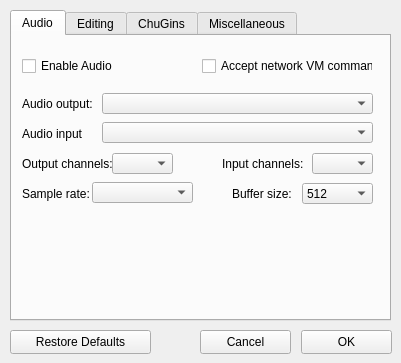
The window that src/qt/mAPreferencesWindow.ui (ccrma/miniAudicle) describes before a commit, drawn with Qt 5.
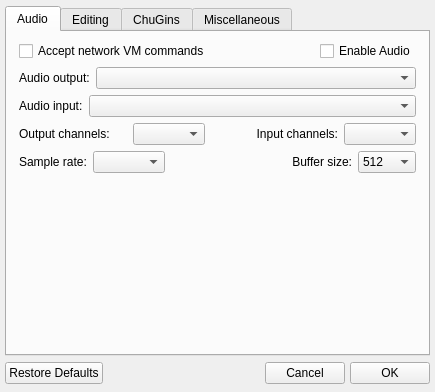
The same window after the commit. The open tabs and pages were chosen to show the change. Icons and pictures are not drawn.

Commit message: sizing constraints for qt pref ui

```diff
--- a/src/qt/mAPreferencesWindow.ui
+++ b/src/qt/mAPreferencesWindow.ui
@@ -6,28 +6,10 @@
    <rect>
     <x>0</x>
     <y>0</y>
-    <width>401</width>
-    <height>363</height>
+    <width>435</width>
+    <height>392</height>
    </rect>
   </property>
-  <property name="sizePolicy">
-   <sizepolicy hsizetype="Fixed" vsizetype="Fixed">
-    <horstretch>0</horstretch>
-    <verstretch>0</verstretch>
-   </sizepolicy>
-  </property>
-  <property name="minimumSize">
-   <size>
-    <width>401</width>
-    <height>363</height>
-   </size>
-  </property>
-  <property name="maximumSize">
-   <size>
-    <width>471</width>
-    <height>410</height>
-   </size>
-  </property>
   <property name="baseSize">
    <size>
     <width>521</width>
@@ -41,175 +23,238 @@
    <iconset resource="miniAudicle.qrc">
     <normaloff>:/icon/miniAudicle.png</normaloff>:/icon/miniAudicle.png</iconset>
   </property>
+  <layout class="QVBoxLayout" name="verticalLayout">
+   <property name="spacing">
+    <number>5</number>
+   </property>
+   <property name="margin">
+    <number>5</number>
+   </property>
+   <item>
   <widget class="QTabWidget" name="tabWidget">
-   <property name="geometry">
-    <rect>
-     <x>10</x>
-     <y>10</y>
-     <width>381</width>
-     <height>311</height>
-    </rect>
+     <property name="minimumSize">
+      <size>
+       <width>425</width>
+       <height>350</height>
+      </size>
+     </property>
+     <property name="maximumSize">
+      <size>
+       <width>425</width>
+       <height>350</height>
+      </size>
    </property>
    <property name="currentIndex">
-    <number>3</number>
+      <number>2</number>
    </property>
    <widget class="QWidget" name="audioTab">
     <attribute name="title">
      <string>Audio</string>
     </attribute>
-    <widget class="QCheckBox" name="enableAudio">
-     <property name="geometry">
-      <rect>
-       <x>10</x>
-       <y>20</y>
-       <width>111</width>
-       <height>20</height>
-      </rect>
-     </property>
-     <property name="text">
-      <string>Enable Audio</string>
-     </property>
-    </widget>
+      <layout class="QVBoxLayout" name="verticalLayout_3">
+       <property name="leftMargin">
+        <number>12</number>
+       </property>
+       <property name="rightMargin">
+        <number>12</number>
+       </property>
+       <property name="bottomMargin">
+        <number>12</number>
+       </property>
+       <item>
+        <layout class="QHBoxLayout" name="horizontalLayout_2" stretch="0,0,0">
+         <item>
     <widget class="QCheckBox" name="enableNetworkVM">
-     <property name="geometry">
-      <rect>
-       <x>190</x>
-       <y>20</y>
-       <width>171</width>
-       <height>20</height>
-      </rect>
-     </property>
      <property name="text">
       <string>Accept network VM commands</string>
      </property>
     </widget>
+         </item>
+         <item>
+          <spacer name="horizontalSpacer_2">
+           <property name="orientation">
+            <enum>Qt::Horizontal</enum>
+           </property>
+           <property name="sizeType">
+            <enum>QSizePolicy::MinimumExpanding</enum>
+           </property>
+           <property name="sizeHint" stdset="0">
+            <size>
+             <width>20</width>
+             <height>20</height>
+            </size>
+           </property>
+          </spacer>
+         </item>
+         <item>
+          <widget class="QCheckBox" name="enableAudio">
+           <property name="text">
+            <string>Enable Audio</string>
+           </property>
+          </widget>
+         </item>
+        </layout>
+       </item>
+       <item>
+        <layout class="QHBoxLayout" name="horizontalLayout_4">
+         <property name="spacing">
+          <number>-1</number>
+         </property>
+         <item>
     <widget class="QLabel" name="label">
-     <property name="geometry">
-      <rect>
-       <x>10</x>
-       <y>60</y>
-       <width>71</width>
-       <height>16</height>
-      </rect>
-     </property>
      <property name="text">
       <string>Audio output:</string>
      </property>
     </widget>
+         </item>
+         <item>
+          <widget class="QComboBox" name="audioOutput">
+           <property name="sizePolicy">
+            <sizepolicy hsizetype="Preferred" vsizetype="Fixed">
+             <horstretch>1</horstretch>
+             <verstretch>0</verstretch>
+            </sizepolicy>
+           </property>
+          </widget>
+         </item>
+        </layout>
+       </item>
+       <item>
+        <layout class="QHBoxLayout" name="horizontalLayout_6">
+         <item>
     <widget class="QLabel" name="label_2">
-     <property name="geometry">
-      <rect>
-       <x>10</x>
-       <y>90</y>
-       <width>61</width>
-       <height>16</height>
-      </rect>
-     </property>
      <property name="text">
       <string>Audio input:</string>
      </property>
     </widget>
+         </item>
+         <item>
+          <widget class="QComboBox" name="audioInput">
+           <property name="sizePolicy">
+            <sizepolicy hsizetype="Preferred" vsizetype="Fixed">
+             <horstretch>1</horstretch>
+             <verstretch>0</verstretch>
+            </sizepolicy>
+           </property>
+          </widget>
+         </item>
+        </layout>
+       </item>
+       <item>
+        <layout class="QHBoxLayout" name="horizontalLayout_7">
+         <item>
     <widget class="QLabel" name="label_3">
-     <property name="geometry">
-      <rect>
-       <x>10</x>
-       <y>120</y>
-       <width>111</width>
-       <height>16</height>
-      </rect>
+           <property name="sizePolicy">
+            <sizepolicy hsizetype="Minimum" vsizetype="Preferred">
+             <horstretch>1</horstretch>
+             <verstretch>0</verstretch>
+            </sizepolicy>
+           </property>
+           <property name="minimumSize">
+            <size>
+             <width>108</width>
+             <height>0</height>
+            </size>
      </property>
      <property name="text">
       <string>Output channels:</string>
      </property>
     </widget>
+         </item>
+         <item>
+          <widget class="QComboBox" name="outputChannels">
+           <property name="maximumSize">
+            <size>
+             <width>100</width>
+             <height>16777215</height>
+            </size>
+           </property>
+          </widget>
+         </item>
+         <item>
+          <spacer name="horizontalSpacer_3">
+           <property name="orientation">
+            <enum>Qt::Horizontal</enum>
+           </property>
+           <property name="sizeHint" stdset="0">
+            <size>
+             <width>20</width>
+             <height>20</height>
+            </size>
+           </property>
+          </spacer>
+         </item>
+         <item>
     <widget class="QLabel" name="label_4">
-     <property name="geometry">
-      <rect>
-       <x>210</x>
-       <y>120</y>
-       <width>81</width>
-       <height>16</height>
-      </rect>
+           <property name="sizePolicy">
+            <sizepolicy hsizetype="Minimum" vsizetype="Preferred">
+             <horstretch>1</horstretch>
+             <verstretch>0</verstretch>
+            </sizepolicy>
+           </property>
+           <property name="minimumSize">
+            <size>
+             <width>100</width>
+             <height>0</height>
+            </size>
      </property>
      <property name="text">
       <string>Input channels:</string>
      </property>
-    </widget>
+           <property name="alignment">
+            <set>Qt::AlignRight|Qt::AlignTrailing|Qt::AlignVCenter</set>
+           </property>
+          </widget>
+         </item>
+         <item>
+          <widget class="QComboBox" name="inputChannels">
+           <property name="maximumSize">
+            <size>
+             <width>100</width>
+             <height>16777215</height>
+            </size>
+           </property>
+          </widget>
+         </item>
+        </layout>
+       </item>
+       <item>
+        <layout class="QHBoxLayout" name="horizontalLayout_8">
+         <item>
     <widget class="QLabel" name="label_5">
-     <property name="geometry">
-      <rect>
-       <x>10</x>
-       <y>150</y>
-       <width>81</width>
-       <height>16</height>
-      </rect>
-     </property>
      <property name="text">
       <string>Sample rate:</string>
      </property>
     </widget>
+         </item>
+         <item>
+          <widget class="QComboBox" name="sampleRate"/>
+         </item>
+         <item>
+          <spacer name="horizontalSpacer_4">
+           <property name="orientation">
+            <enum>Qt::Horizontal</enum>
+           </property>
+           <property name="sizeHint" stdset="0">
+            <size>
+             <width>20</width>
+             <height>20</height>
+            </size>
+           </property>
+          </spacer>
+         </item>
+         <item>
     <widget class="QLabel" name="label_6">
-     <property name="geometry">
-      <rect>
-       <x>220</x>
-       <y>150</y>
-       <width>61</width>
-       <height>16</height>
-      </rect>
-     </property>
      <property name="text">
       <string>Buffer size:</string>
      </property>
-    </widget>
-    <widget class="QComboBox" name="audioOutput">
-     <property name="geometry">
-      <rect>
-       <x>90</x>
-       <y>57</y>
-       <width>271</width>
-       <height>21</height>
-      </rect>
-     </property>
-    </widget>
-    <widget class="QComboBox" name="audioInput">
-     <property name="geometry">
-      <rect>
-       <x>90</x>
-       <y>86</y>
-       <width>271</width>
-       <height>21</height>
-      </rect>
-     </property>
-    </widget>
-    <widget class="QComboBox" name="outputChannels">
-     <property name="geometry">
-      <rect>
-       <x>100</x>
-       <y>117</y>
-       <width>61</width>
-       <height>21</height>
-      </rect>
-     </property>
-    </widget>
-    <widget class="QComboBox" name="inputChannels">
-     <property name="geometry">
-      <rect>
-       <x>300</x>
-       <y>117</y>
-       <width>61</width>
-       <height>21</height>
-      </rect>
-     </property>
-    </widget>
+           <property name="alignment">
+            <set>Qt::AlignRight|Qt::AlignTrailing|Qt::AlignVCenter</set>
+           </property>
+          </widget>
+         </item>
+         <item>
     <widget class="QComboBox" name="bufferSize">
-     <property name="geometry">
-      <rect>
-       <x>290</x>
-       <y>147</y>
-       <width>71</width>
-       <height>21</height>
-      </rect>
-     </property>
      <property name="currentIndex">
       <number>3</number>
      </property>
@@ -244,30 +289,49 @@
       </property>
      </item>
     </widget>
-    <widget class="QComboBox" name="sampleRate">
-     <property name="geometry">
-      <rect>
-       <x>80</x>
-       <y>146</y>
-       <width>101</width>
-       <height>21</height>
-      </rect>
-     </property>
-    </widget>
+         </item>
+        </layout>
+       </item>
+       <item>
+        <spacer name="verticalSpacer">
+         <property name="orientation">
+          <enum>Qt::Vertical</enum>
+         </property>
+         <property name="sizeHint" stdset="0">
+          <size>
+           <width>10</width>
+           <height>10</height>
+          </size>
+         </property>
+        </spacer>
+       </item>
+      </layout>
    </widget>
    <widget class="QWidget" name="editingTab">
     <attribute name="title">
      <string>Editing</string>
     </attribute>
+      <layout class="QVBoxLayout" name="verticalLayout_2">
+       <property name="leftMargin">
+        <number>12</number>
+       </property>
+       <property name="rightMargin">
+        <number>12</number>
+       </property>
+       <property name="bottomMargin">
+        <number>12</number>
+       </property>
+       <item>
+        <layout class="QHBoxLayout" name="horizontalLayout_9">
+         <item>
+          <widget class="QLabel" name="label_7">
+           <property name="text">
+            <string>Editor Font:</string>
+           </property>
+          </widget>
+         </item>
+         <item>
     <widget class="QFontComboBox" name="font">
-     <property name="geometry">
-      <rect>
-       <x>75</x>
-       <y>27</y>
-       <width>201</width>
-       <height>21</height>
-      </rect>
-     </property>
      <property name="currentFont">
       <font>
        <family>Courier New</family>
@@ -275,28 +339,9 @@
       </font>
      </property>
     </widget>
-    <widget class="QLabel" name="label_7">
-     <property name="geometry">
-      <rect>
-       <x>10</x>
-       <y>30</y>
-       <width>81</width>
-       <height>16</height>
-      </rect>
-     </property>
-     <property name="text">
-      <string>Editor Font:</string>
-     </property>
-    </widget>
+         </item>
+         <item>
     <widget class="QSpinBox" name="fontSize">
-     <property name="geometry">
-      <rect>
-       <x>290</x>
-       <y>27</y>
-       <width>57</width>
-       <height>21</height>
-      </rect>
-     </property>
      <property name="minimum">
       <number>8</number>
      </property>
@@ -307,50 +352,64 @@
       <number>10</number>
      </property>
     </widget>
+         </item>
+         <item>
     <widget class="QLabel" name="label_8">
-     <property name="geometry">
-      <rect>
-       <x>350</x>
-       <y>30</y>
-       <width>21</width>
-       <height>16</height>
-      </rect>
-     </property>
      <property name="text">
       <string>pt</string>
      </property>
     </widget>
+         </item>
+        </layout>
+       </item>
+       <item>
     <widget class="QCheckBox" name="enableSyntaxColoring">
-     <property name="geometry">
-      <rect>
-       <x>10</x>
-       <y>60</y>
-       <width>171</width>
-       <height>20</height>
-      </rect>
-     </property>
      <property name="text">
       <string>Enable syntax coloring</string>
      </property>
     </widget>
+       </item>
+       <item>
+        <layout class="QHBoxLayout" name="horizontalLayout_10">
+         <item>
+          <spacer name="horizontalSpacer_6">
+           <property name="orientation">
+            <enum>Qt::Horizontal</enum>
+           </property>
+           <property name="sizeType">
+            <enum>QSizePolicy::Fixed</enum>
+           </property>
+           <property name="sizeHint" stdset="0">
+            <size>
+             <width>20</width>
+             <height>20</height>
+            </size>
+           </property>
+          </spacer>
+         </item>
+         <item>
     <widget class="QComboBox" name="syntaxColoringType">
-     <property name="geometry">
-      <rect>
-       <x>30</x>
-       <y>90</y>
-       <width>151</width>
-       <height>20</height>
-      </rect>
-     </property>
-    </widget>
+           <property name="sizePolicy">
+            <sizepolicy hsizetype="Preferred" vsizetype="Fixed">
+             <horstretch>1</horstretch>
+             <verstretch>0</verstretch>
+            </sizepolicy>
+           </property>
+          </widget>
+         </item>
+         <item>
     <widget class="QPushButton" name="syntaxColoringChangeButton">
-     <property name="geometry">
-      <rect>
-       <x>190</x>
-       <y>89</y>
-       <width>91</width>
-       <height>21</height>
-      </rect>
+           <property name="sizePolicy">
+            <sizepolicy hsizetype="Minimum" vsizetype="Fixed">
+             <horstretch>1</horstretch>
+             <verstretch>0</verstretch>
+            </sizepolicy>
+           </property>
+           <property name="maximumSize">
+            <size>
+             <width>125</width>
+             <height>16777215</height>
+            </size>
      </property>
      <property name="palette">
       <palette>
@@ -393,41 +452,56 @@
       <string/>
      </property>
     </widget>
+         </item>
+         <item>
+          <spacer name="horizontalSpacer_5">
+           <property name="orientation">
+            <enum>Qt::Horizontal</enum>
+           </property>
+           <property name="sizeHint" stdset="0">
+            <size>
+             <width>20</width>
+             <height>20</height>
+            </size>
+           </property>
+          </spacer>
+         </item>
+        </layout>
+       </item>
+       <item>
     <widget class="QCheckBox" name="editorUsesTabs">
-     <property name="geometry">
-      <rect>
-       <x>10</x>
-       <y>130</y>
-       <width>201</width>
-       <height>20</height>
-      </rect>
-     </property>
      <property name="text">
       <string>Editor uses tabs, not spaces</string>
      </property>
     </widget>
+       </item>
+       <item>
+        <layout class="QHBoxLayout" name="horizontalLayout_12">
+         <item>
+          <spacer name="horizontalSpacer_8">
+           <property name="orientation">
+            <enum>Qt::Horizontal</enum>
+           </property>
+           <property name="sizeType">
+            <enum>QSizePolicy::Fixed</enum>
+           </property>
+           <property name="sizeHint" stdset="0">
+            <size>
+             <width>20</width>
+             <height>20</height>
+            </size>
+           </property>
+          </spacer>
+         </item>
+         <item>
     <widget class="QLabel" name="label_9">
-     <property name="geometry">
-      <rect>
-       <x>30</x>
-       <y>163</y>
-       <width>71</width>
-       <height>16</height>
-      </rect>
-     </property>
      <property name="text">
       <string>Tab width:</string>
      </property>
     </widget>
+         </item>
+         <item>
     <widget class="QSpinBox" name="tabWidth">
-     <property name="geometry">
-      <rect>
-       <x>90</x>
-       <y>160</y>
-       <width>57</width>
-       <height>21</height>
-      </rect>
-     </property>
      <property name="minimum">
       <number>1</number>
      </property>
@@ -438,62 +512,68 @@
       <number>4</number>
      </property>
     </widget>
+         </item>
+         <item>
+          <spacer name="horizontalSpacer_7">
+           <property name="orientation">
+            <enum>Qt::Horizontal</enum>
+           </property>
+           <property name="sizeHint" stdset="0">
+            <size>
+             <width>20</width>
+             <height>20</height>
+            </size>
+           </property>
+          </spacer>
+         </item>
+        </layout>
+       </item>
+       <item>
+        <spacer name="verticalSpacer_2">
+         <property name="orientation">
+          <enum>Qt::Vertical</enum>
+         </property>
+         <property name="sizeHint" stdset="0">
+          <size>
+           <width>10</width>
+           <height>10</height>
+          </size>
+         </property>
+        </spacer>
+       </item>
+      </layout>
    </widget>
    <widget class="QWidget" name="chuginsTab">
     <attribute name="title">
      <string>ChuGins</string>
     </attribute>
+      <layout class="QVBoxLayout" name="verticalLayout_4">
+       <property name="leftMargin">
+        <number>12</number>
+       </property>
+       <property name="rightMargin">
+        <number>12</number>
+       </property>
+       <property name="bottomMargin">
+        <number>12</number>
+       </property>
+       <item>
     <widget class="QCheckBox" name="enableChugins">
-     <property name="geometry">
-      <rect>
-       <x>10</x>
-       <y>20</y>
-       <width>121</width>
-       <height>20</height>
-      </rect>
-     </property>
      <property name="text">
       <string>Enable ChuGins</string>
      </property>
     </widget>
-    <widget class="QListWidget" name="chuginsList">
-     <property name="geometry">
-      <rect>
-       <x>12</x>
-       <y>48</y>
-       <width>351</width>
-       <height>191</height>
-      </rect>
-     </property>
-    </widget>
-    <widget class="QToolButton" name="addChuginButton">
-     <property name="geometry">
-      <rect>
-       <x>12</x>
-       <y>250</y>
-       <width>27</width>
-       <height>23</height>
-      </rect>
-     </property>
-     <property name="font">
-      <font>
-       <weight>75</weight>
-       <bold>true</bold>
-      </font>
-     </property>
-     <property name="text">
-      <string>+</string>
-     </property>
-    </widget>
+       </item>
+       <item>
+        <widget class="QListWidget" name="chuginsList"/>
+       </item>
+       <item>
+        <layout class="QHBoxLayout" name="horizontalLayout_3">
+         <property name="spacing">
+          <number>0</number>
+         </property>
+         <item>
     <widget class="QToolButton" name="removeChuginButton">
-     <property name="geometry">
-      <rect>
-       <x>40</x>
-       <y>250</y>
-       <width>27</width>
-       <height>23</height>
-      </rect>
-     </property>
      <property name="font">
       <font>
        <weight>75</weight>
@@ -504,91 +584,153 @@
       <string>-</string>
      </property>
     </widget>
+         </item>
+         <item>
+          <widget class="QToolButton" name="addChuginButton">
+           <property name="font">
+            <font>
+             <weight>75</weight>
+             <bold>true</bold>
+            </font>
+           </property>
+           <property name="text">
+            <string>+</string>
+           </property>
+          </widget>
+         </item>
+         <item>
+          <spacer name="horizontalSpacer_9">
+           <property name="orientation">
+            <enum>Qt::Horizontal</enum>
+           </property>
+           <property name="sizeHint" stdset="0">
+            <size>
+             <width>40</width>
+             <height>20</height>
+            </size>
+           </property>
+          </spacer>
+         </item>
+        </layout>
+       </item>
+      </layout>
    </widget>
    <widget class="QWidget" name="miscTab">
     <attribute name="title">
      <string>Miscellaneous</string>
     </attribute>
-    <widget class="QPushButton" name="currentDirectoryButton">
-     <property name="geometry">
-      <rect>
-       <x>270</x>
-       <y>16</y>
-       <width>91</width>
-       <height>24</height>
-      </rect>
-     </property>
-     <property name="text">
-      <string>Select...</string>
-     </property>
-    </widget>
+      <layout class="QVBoxLayout" name="verticalLayout_5">
+       <item>
+        <layout class="QHBoxLayout" name="horizontalLayout_5">
+         <item>
     <widget class="QLabel" name="label_10">
-     <property name="geometry">
-      <rect>
-       <x>20</x>
-       <y>20</y>
-       <width>121</width>
-       <height>16</height>
-      </rect>
+           <property name="sizePolicy">
+            <sizepolicy hsizetype="Preferred" vsizetype="Preferred">
+             <horstretch>3</horstretch>
+             <verstretch>0</verstretch>
+            </sizepolicy>
      </property>
      <property name="text">
       <string>Current Directory:</string>
      </property>
     </widget>
+         </item>
+         <item>
+          <widget class="QPushButton" name="currentDirectoryButton">
+           <property name="sizePolicy">
+            <sizepolicy hsizetype="Minimum" vsizetype="Fixed">
+             <horstretch>1</horstretch>
+             <verstretch>0</verstretch>
+            </sizepolicy>
+           </property>
+           <property name="text">
+            <string>Select...</string>
+           </property>
+          </widget>
+         </item>
+        </layout>
+       </item>
+       <item>
     <widget class="QLineEdit" name="currentDirectory">
-     <property name="geometry">
-      <rect>
-       <x>20</x>
-       <y>50</y>
-       <width>341</width>
-       <height>22</height>
-      </rect>
+         <property name="sizePolicy">
+          <sizepolicy hsizetype="Expanding" vsizetype="Fixed">
+           <horstretch>0</horstretch>
+           <verstretch>0</verstretch>
+          </sizepolicy>
      </property>
      <property name="readOnly">
       <bool>true</bool>
      </property>
     </widget>
-   </widget>
-  </widget>
-  <widget class="QPushButton" name="okButton">
-   <property name="geometry">
-    <rect>
-     <x>301</x>
-     <y>330</y>
-     <width>91</width>
-     <height>24</height>
-    </rect>
-   </property>
-   <property name="text">
-    <string>OK</string>
-   </property>
-  </widget>
-  <widget class="QPushButton" name="cancelButton">
-   <property name="geometry">
-    <rect>
-     <x>200</x>
-     <y>330</y>
-     <width>91</width>
-     <height>24</height>
-    </rect>
-   </property>
-   <property name="text">
-    <string>Cancel</string>
-   </property>
-  </widget>
+       </item>
+       <item>
+        <spacer name="verticalSpacer_3">
+         <property name="orientation">
+          <enum>Qt::Vertical</enum>
+         </property>
+         <property name="sizeHint" stdset="0">
+          <size>
+           <width>20</width>
+           <height>20</height>
+          </size>
+         </property>
+        </spacer>
+       </item>
+      </layout>
+     </widget>
+    </widget>
+   </item>
+   <item>
+    <layout class="QHBoxLayout" name="horizontalLayout">
+     <property name="spacing">
+      <number>-1</number>
+     </property>
+     <item>
   <widget class="QPushButton" name="restoreDefaultsButton">
-   <property name="geometry">
-    <rect>
-     <x>10</x>
-     <y>330</y>
-     <width>141</width>
-     <height>24</height>
-    </rect>
+       <property name="sizePolicy">
+        <sizepolicy hsizetype="Minimum" vsizetype="Fixed">
+         <horstretch>0</horstretch>
+         <verstretch>0</verstretch>
+        </sizepolicy>
    </property>
    <property name="text">
     <string>Restore Defaults</string>
    </property>
   </widget>
+     </item>
+     <item>
+      <spacer name="horizontalSpacer">
+       <property name="orientation">
+        <enum>Qt::Horizontal</enum>
+       </property>
+       <property name="sizeType">
+        <enum>QSizePolicy::MinimumExpanding</enum>
+       </property>
+       <property name="sizeHint" stdset="0">
+        <size>
+         <width>20</width>
+         <height>20</height>
+        </size>
+       </property>
+      </spacer>
+     </item>
+     <item>
+      <widget class="QPushButton" name="cancelButton">
+       <property name="text">
+        <string>Cancel</string>
+       </property>
+      </widget>
+     </item>
+     <item>
+      <widget class="QPushButton" name="okButton">
+       <property name="text">
+        <string>OK</string>
+       </property>
+      </widget>
+     </item>
+    </layout>
+   </item>
+  </layout>
  </widget>
  <resources>
   <include location="miniAudicle.qrc"/>
```
Lines whose indentation alone changed are shown as unchanged.
